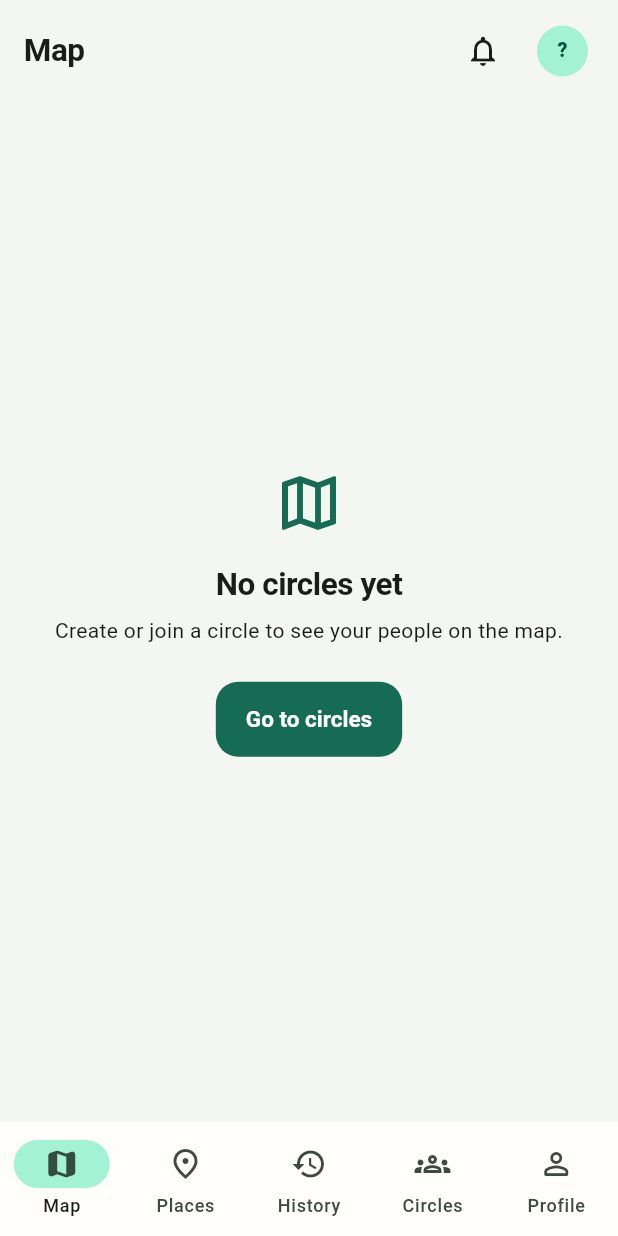
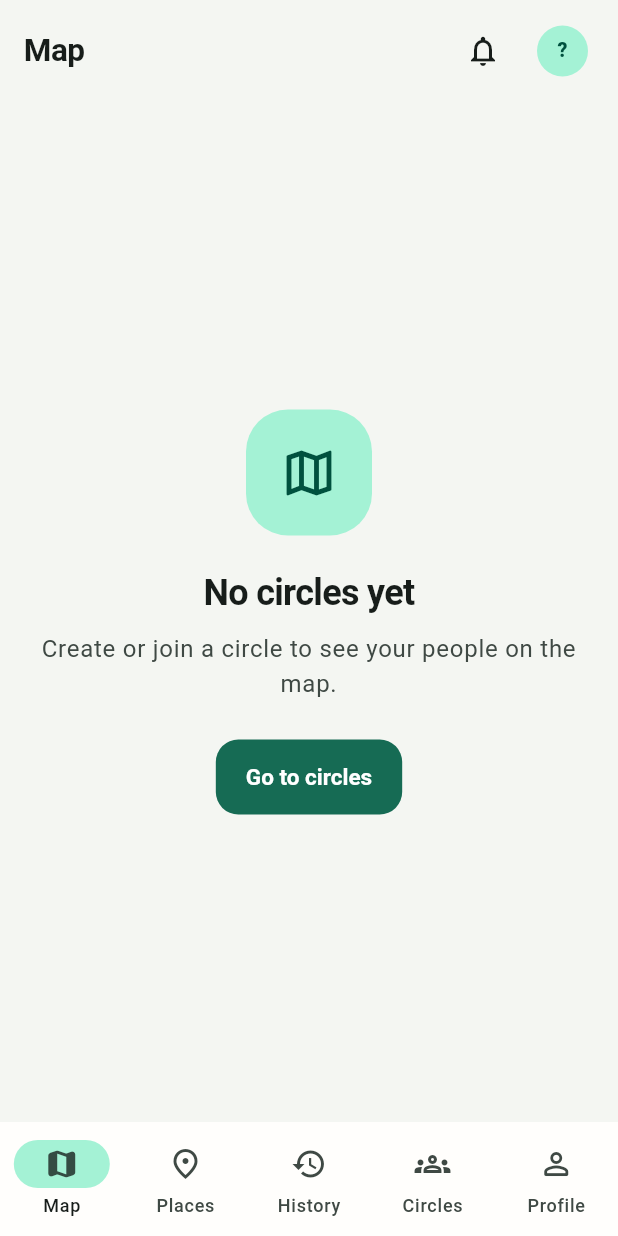
Before and after one commit to muhammadnaumantahir/Circlo, a Flutter app: the screen it shows once a user with an empty profile is signed in, on a phone screen of 412 x 824 dp. Run offline on Flutter 3.47's test engine with Material 3 defaults, Android fonts, the phone set to English and light mode, and no system bars; our stand-ins replace cloud_firestore, firebase_auth, firebase_core, flutter_map, flutter_riverpod, geolocator and 2 more; accounts and stored records are empty.

Commit message:
Polish Circlo empty and status state presentation

```diff
--- a/app/lib/core/widgets.dart
+++ b/app/lib/core/widgets.dart
@@ -30,33 +30,55 @@ class MessageView extends StatelessWidget {
   final List<Widget> actions;
 
   @override
-  Widget build(BuildContext context) => Center(
-        child: Padding(
-          padding: const EdgeInsets.all(24),
+  Widget build(BuildContext context) {
+    final theme = Theme.of(context);
+    final scheme = theme.colorScheme;
+    return Center(
+      child: SingleChildScrollView(
+        padding: const EdgeInsets.all(24),
+        child: ConstrainedBox(
+          constraints: const BoxConstraints(maxWidth: 480),
           child: Column(
             mainAxisSize: MainAxisSize.min,
             children: [
-              Icon(icon, size: 48, color: Theme.of(context).colorScheme.primary),
-              const SizedBox(height: 16),
-              Text(title,
-                  style: Theme.of(context).textTheme.titleLarge,
-                  textAlign: TextAlign.center),
+              Container(
+                width: 84,
+                height: 84,
+                decoration: BoxDecoration(
+                  color: scheme.primaryContainer,
+                  borderRadius: BorderRadius.circular(28),
+                ),
+                child: Icon(icon, size: 40, color: scheme.onPrimaryContainer),
+              ),
+              const SizedBox(height: 22),
+              Text(
+                title,
+                style: theme.textTheme.headlineSmall,
+                textAlign: TextAlign.center,
+              ),
               if (message != null) ...[
-                const SizedBox(height: 8),
-                Text(message!, textAlign: TextAlign.center),
+                const SizedBox(height: 10),
+                Text(
+                  message!,
+                  style: theme.textTheme.bodyLarge?.copyWith(color: scheme.onSurfaceVariant),
+                  textAlign: TextAlign.center,
+                ),
               ],
               if (actions.isNotEmpty) ...[
-                const SizedBox(height: 24),
+                const SizedBox(height: 26),
                 Wrap(
-                    spacing: 12,
-                    runSpacing: 8,
-                    alignment: WrapAlignment.center,
-                    children: actions),
+                  spacing: 12,
+                  runSpacing: 10,
+                  alignment: WrapAlignment.center,
+                  children: actions,
+                ),
               ],
             ],
           ),
         ),
-      );
+      ),
+    );
+  }
 }
 
 Future<bool> confirmAction(
```
